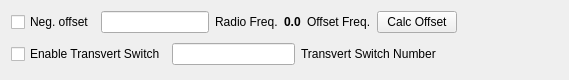
The window that mqt/MqtRigControl/transvertsetupform.ui (zsteva/backup-minos2) describes before a commit, drawn with Qt 5.
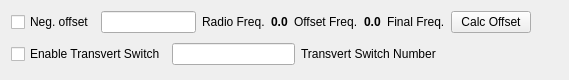
The same window after the commit.

```diff
--- a/mqt/MqtRigControl/transvertsetupform.ui
+++ b/mqt/MqtRigControl/transvertsetupform.ui
@@ -65,6 +65,26 @@
          </property>
         </widget>
        </item>
+       <item>
+        <widget class="QLabel" name="finalFreq">
+         <property name="font">
+          <font>
+           <weight>75</weight>
+           <bold>true</bold>
+          </font>
+         </property>
+         <property name="text">
+          <string>0.0</string>
+         </property>
+        </widget>
+       </item>
+       <item>
+        <widget class="QLabel" name="finalFreqLbl">
+         <property name="text">
+          <string>Final Freq.</string>
+         </property>
+        </widget>
+       </item>
        <item>
         <widget class="QPushButton" name="calcOffsetPb">
          <property name="text">
```
